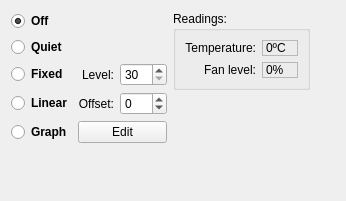
Before: the Qt Designer form qutefan/gputab.ui in loathingKernel/Qutefan, drawn with Qt 5.
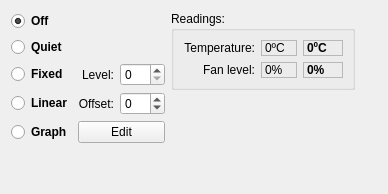
After: the same form once the commit is applied.

Commit message: Added max temp and level readings.

What changed in the file:
```diff
--- a/qutefan/gputab.ui
+++ b/qutefan/gputab.ui
@@ -6,8 +6,8 @@
    <rect>
     <x>0</x>
     <y>0</y>
-    <width>346</width>
-    <height>201</height>
+    <width>388</width>
+    <height>194</height>
    </rect>
   </property>
   <property name="windowTitle">
@@ -22,11 +22,31 @@
      <property name="title">
       <string>Readings:</string>
      </property>
-     <layout class="QVBoxLayout" name="verticalLayout">
-      <item>
-       <layout class="QHBoxLayout" name="horizontalLayoutTemp">
-        <item>
+     <layout class="QGridLayout" name="gridLayout_2">
+      <item row="0" column="1">
+       <widget class="QLabel" name="labelTempValue">
+        <property name="minimumSize">
+         <size>
+          <width>36</width>
+          <height>0</height>
+         </size>
+        </property>
+        <property name="frameShape">
+         <enum>QFrame::StyledPanel</enum>
+        </property>
+        <property name="text">
+         <string>0ºC</string>
+        </property>
+       </widget>
+      </item>
+      <item row="0" column="0">
          <widget class="QLabel" name="labelTemp">
+        <property name="minimumSize">
+         <size>
+          <width>72</width>
+          <height>0</height>
+         </size>
+        </property>
           <property name="text">
            <string>Temperature:</string>
           </property>
@@ -35,20 +55,36 @@
           </property>
          </widget>
         </item>
-        <item>
-         <widget class="QLabel" name="labelTempValue">
+      <item row="1" column="1">
+       <widget class="QLabel" name="labelLevelValue">
           <property name="minimumSize">
            <size>
             <width>36</width>
             <height>0</height>
            </size>
           </property>
-          <property name="maximumSize">
+        <property name="frameShape">
+         <enum>QFrame::StyledPanel</enum>
+        </property>
+        <property name="text">
+         <string>0%</string>
+        </property>
+       </widget>
+      </item>
+      <item row="0" column="2">
+       <widget class="QLabel" name="labelTempMax">
+        <property name="minimumSize">
            <size>
-            <width>36</width>
-            <height>16777215</height>
-           </size>
-          </property>
+          <width>40</width>
+          <height>0</height>
+         </size>
+        </property>
+        <property name="font">
+         <font>
+          <weight>75</weight>
+          <bold>true</bold>
+         </font>
+        </property>
           <property name="frameShape">
            <enum>QFrame::StyledPanel</enum>
           </property>
@@ -57,12 +93,36 @@
           </property>
          </widget>
         </item>
-       </layout>
+      <item row="1" column="2">
+       <widget class="QLabel" name="labelLevelMax">
+        <property name="minimumSize">
+         <size>
+          <width>40</width>
+          <height>0</height>
+         </size>
+        </property>
+        <property name="font">
+         <font>
+          <weight>75</weight>
+          <bold>true</bold>
+         </font>
+        </property>
+        <property name="frameShape">
+         <enum>QFrame::StyledPanel</enum>
+        </property>
+        <property name="text">
+         <string>0%</string>
+        </property>
+       </widget>
       </item>
-      <item>
-       <layout class="QHBoxLayout" name="horizontalLayoutLevel">
-        <item>
+      <item row="1" column="0">
          <widget class="QLabel" name="labelLevel">
+        <property name="minimumSize">
+         <size>
+          <width>72</width>
+          <height>0</height>
+         </size>
+        </property>
           <property name="text">
            <string>Fan level:</string>
           </property>
@@ -71,33 +131,7 @@
           </property>
          </widget>
         </item>
-        <item>
-         <widget class="QLabel" name="labelLevelValue">
-          <property name="minimumSize">
-           <size>
-            <width>36</width>
-            <height>0</height>
-           </size>
-          </property>
-          <property name="maximumSize">
-           <size>
-            <width>36</width>
-            <height>16777215</height>
-           </size>
-          </property>
-          <property name="frameShape">
-           <enum>QFrame::StyledPanel</enum>
-          </property>
-          <property name="text">
-           <string>0%</string>
-          </property>
-         </widget>
-        </item>
-       </layout>
-      </item>
-     </layout>
-     <zorder></zorder>
-     <zorder></zorder>
+     </layout>
     </widget>
    </item>
    <item row="2" column="1">
@@ -234,14 +268,7 @@
       </widget>
      </item>
      <item row="2" column="2">
-      <widget class="QSpinBox" name="spinBoxFixedLevel">
-       <property name="minimum">
-        <number>30</number>
-       </property>
-       <property name="maximum">
-        <number>100</number>
-       </property>
-      </widget>
+      <widget class="QSpinBox" name="spinBoxFixedLevel"/>
      </item>
     </layout>
    </item>
```
Lines whose indentation alone changed are shown as unchanged. The commit also changes 5 other files.
